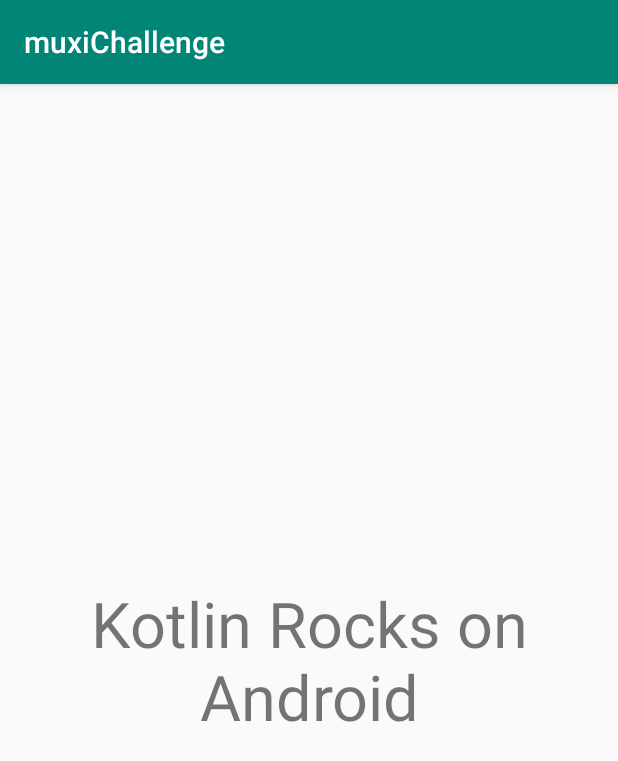
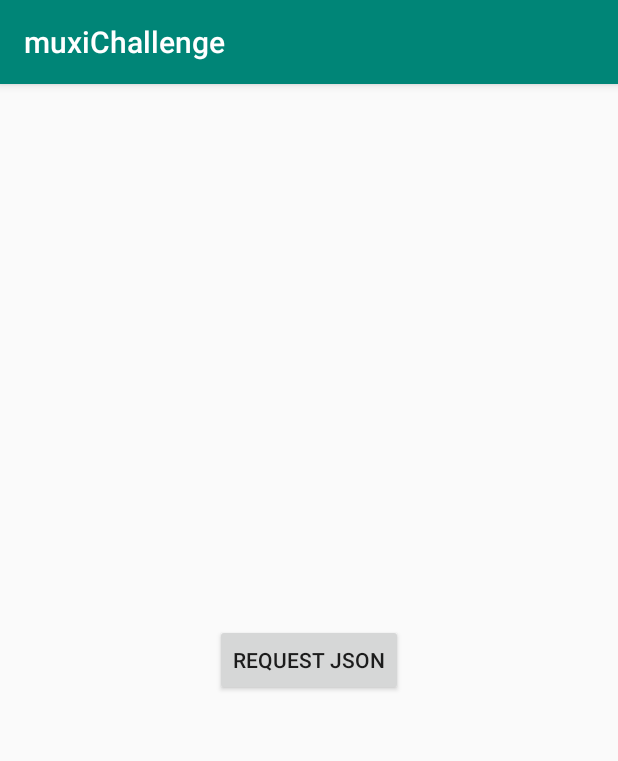
Before and after one commit to eliassoares19/muxiChallenge, an Android app: the screen it shows after launch (MainActivity), on a phone screen of 412 x 824 dp. Shown: the top 761 px of the screen. Run offline under Robolectric (Android 15) with nearby library versions, the phone set to English and light mode, and no system bars.

Commit message:
Adding http request

```diff
--- a/app/src/main/java/com/example/muxichallenge/MainActivity.kt
+++ b/app/src/main/java/com/example/muxichallenge/MainActivity.kt
@@ -2,18 +2,23 @@ package com.example.muxichallenge
 
 import androidx.appcompat.app.AppCompatActivity
 import android.os.Bundle
-import android.widget.TextView
-import io.ktor.client.*
-import io.ktor.http.*
-import kotlinx.coroutines.runBlocking
-import org.kotlin.mpp.mobile.createApplicationScreenMessage
+import android.widget.Toast
+import kotlinx.android.synthetic.main.activity_main.*
+import muxi.challenge.api.requestUrl
 
 class MainActivity : AppCompatActivity() {
 
     override fun onCreate(savedInstanceState: Bundle?) {
         super.onCreate(savedInstanceState)
         setContentView(R.layout.activity_main)
-        findViewById<TextView>(R.id.main_text).text = createApplicationScreenMessage()
+
+        val url = "https://raw.githubusercontent.com/muxidev/desafio-android/master/fruits.json"
+
+        btn_requestJson.setOnClickListener {
+            Toast.makeText(this@MainActivity, "Redirecting...", Toast.LENGTH_SHORT).show()
+
+            requestUrl(url)
+        }
     }
 
 }
--- a/app/src/main/res/layout/activity_main.xml
+++ b/app/src/main/res/layout/activity_main.xml
@@ -19,4 +19,17 @@
             android:layout_margin="5sp"
             android:textAlignment="center"/>
 
+    <LinearLayout
+            android:id="@+id/ll_main_layout"
+            android:layout_width="match_parent"
+            android:layout_height="match_parent"
+            android:gravity="center"
+            android:orientation="vertical">
+            <Button
+                android:id="@+id/btn_requestJson"
+                android:layout_height="wrap_content"
+                android:layout_width="wrap_content"
+                android:text="Request Json"/>
+    </LinearLayout>
+
 </androidx.constraintlayout.widget.ConstraintLayout>
--- a/sharedcode/src/androidMain/kotlin/actual.kt
+++ /dev/null
@@ -1,7 +0,0 @@
-package org.kotlin.mpp.mobile
-
-//Function that return the Android Plataform
-
-actual fun platformName(): String {
-    return "Android"
-}
--- a/sharedcode/src/commonMain/kotlin/common.kt
+++ /dev/null
@@ -1,9 +0,0 @@
-package org.kotlin.mpp.mobile
-
-//Functions to return the plataform name used on Kotlin
-
-expect fun platformName(): String
-
-fun createApplicationScreenMessage() : String {
-    return "Kotlin Rocks on ${platformName()}"
-}
```
Also changed, not shown: sharedcode/build.gradle (+33 -11 lines), sharedcode/src/commonMain/kotlin/Api.kt (added, +20 -0 lines), 1 other file.
